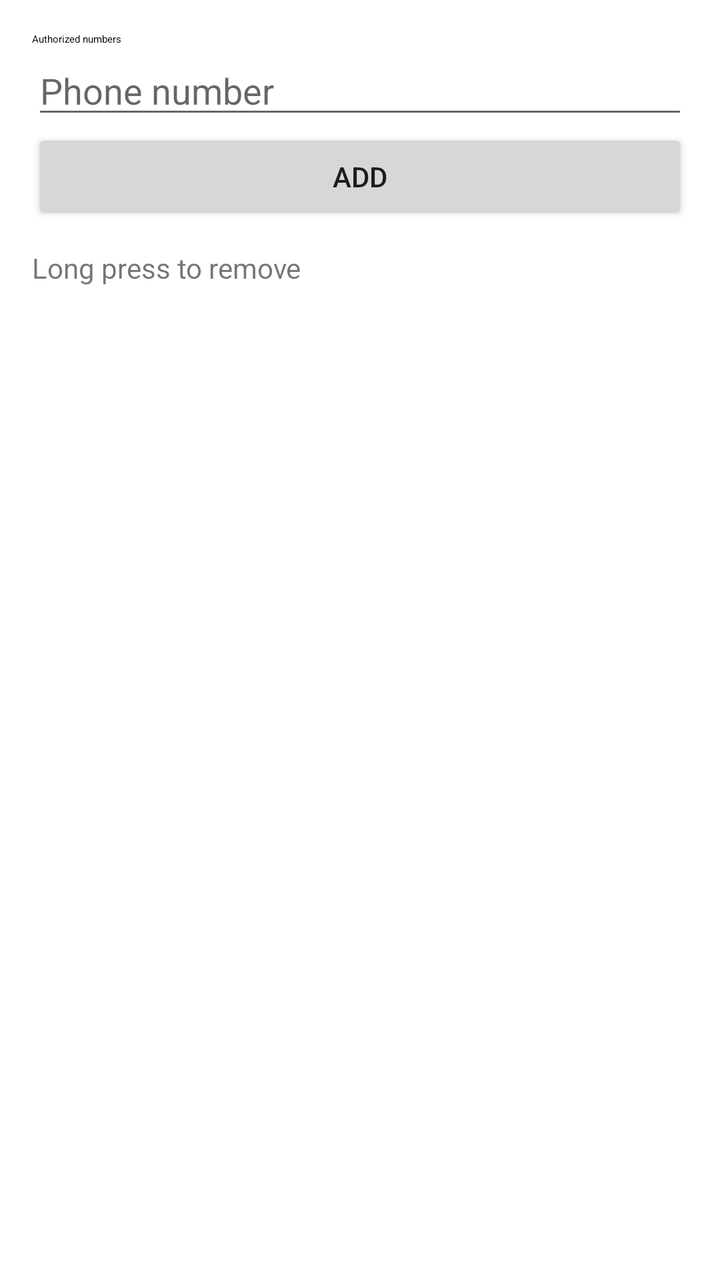
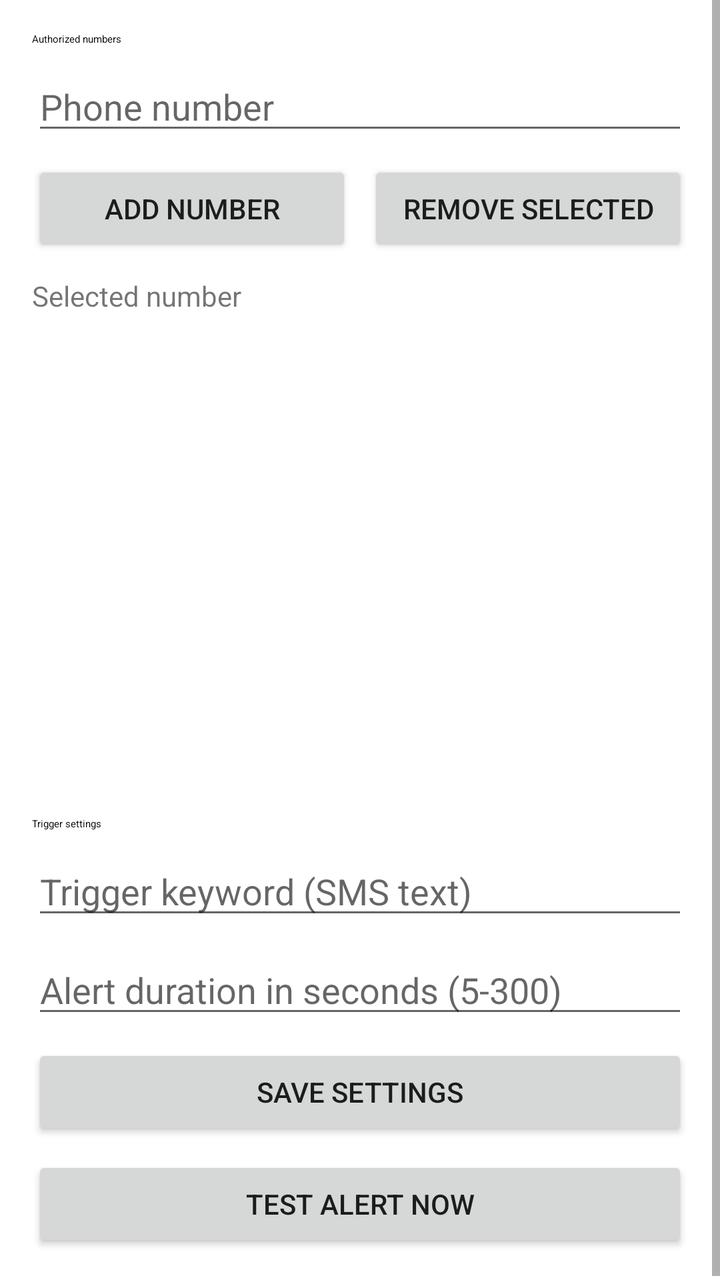

Before-and-after screenshots of an Android layout around one commit, followed by the original layout XML and the change that was made.
<!-- AndroidManifest.xml: application theme Theme.SilentOverrider -->
<!-- res/layout/activity_main.xml -->
<?xml version="1.0" encoding="utf-8"?>
<LinearLayout xmlns:android="http://schemas.android.com/apk/res/android"
    android:layout_width="match_parent"
    android:layout_height="match_parent"
    android:orientation="vertical"
    android:padding="16dp">

    <TextView
        android:layout_width="match_parent"
        android:layout_height="wrap_content"
        android:text="Authorized numbers"
        android:textAppearance="?attr/textAppearanceTitleMedium" />

    <EditText
        android:id="@+id/phoneInput"
        android:layout_width="match_parent"
        android:layout_height="wrap_content"
        android:hint="Phone number"
        android:inputType="phone" />

    <Button
        android:id="@+id/addButton"
        android:layout_width="match_parent"
        android:layout_height="wrap_content"
        android:text="Add" />

    <TextView
        android:layout_width="match_parent"
        android:layout_height="wrap_content"
        android:layout_marginTop="12dp"
        android:text="Long press to remove" />

    <ListView
        android:id="@+id/whitelistList"
        android:layout_width="match_parent"
        android:layout_height="0dp"
        android:layout_weight="1" />

</LinearLayout>
<!-- resources referenced by this layout -->
<resources>
  <style name="Theme.SilentOverrider" parent="Theme.MaterialComponents.DayNight.NoActionBar">
          <item name="colorPrimary">@android:color/holo_blue_dark</item>
          <item name="colorPrimaryVariant">@android:color/holo_blue_light</item>
          <item name="colorOnPrimary">@android:color/white</item>
          <item name="colorSecondary">@android:color/holo_green_dark</item>
          <item name="android:statusBarColor" tools:targetApi="l">?attr/colorPrimaryVariant</item>
      </style>
</resources>

<!-- the commit's change to res/layout/activity_main.xml (unified diff, before → after) -->
@@ -1,39 +1,104 @@
 <?xml version="1.0" encoding="utf-8"?>
-<LinearLayout xmlns:android="http://schemas.android.com/apk/res/android"
+<ScrollView xmlns:android="http://schemas.android.com/apk/res/android"
     android:layout_width="match_parent"
-    android:layout_height="match_parent"
-    android:orientation="vertical"
-    android:padding="16dp">
+    android:layout_height="match_parent">
 
-    <TextView
+    <LinearLayout
         android:layout_width="match_parent"
         android:layout_height="wrap_content"
-        android:text="Authorized numbers"
-        android:textAppearance="?attr/textAppearanceTitleMedium" />
+        android:orientation="vertical"
+        android:padding="16dp">
 
-    <EditText
-        android:id="@+id/phoneInput"
-        android:layout_width="match_parent"
-        android:layout_height="wrap_content"
-        android:hint="Phone number"
-        android:inputType="phone" />
+        <TextView
+            android:layout_width="match_parent"
+            android:layout_height="wrap_content"
+            android:text="@string/authorized_numbers"
+            android:textAppearance="?attr/textAppearanceTitleMedium" />
 
-    <Button
-        android:id="@+id/addButton"
-        android:layout_width="match_parent"
-        android:layout_height="wrap_content"
-        android:text="Add" />
+        <EditText
+            android:id="@+id/phoneInput"
+            android:layout_width="match_parent"
+            android:layout_height="wrap_content"
+            android:layout_marginTop="8dp"
+            android:hint="@string/phone_number_hint"
+            android:inputType="phone" />
 
-    <TextView
-        android:layout_width="match_parent"
-        android:layout_height="wrap_content"
-        android:layout_marginTop="12dp"
-        android:text="Long press to remove" />
+        <LinearLayout
+            android:layout_width="match_parent"
+            android:layout_height="wrap_content"
+            android:layout_marginTop="8dp"
+            android:orientation="horizontal">
 
-    <ListView
-        android:id="@+id/whitelistList"
-        android:layout_width="match_parent"
-        android:layout_height="0dp"
-        android:layout_weight="1" />
+            <Button
+                android:id="@+id/addButton"
+                android:layout_width="0dp"
+                android:layout_height="wrap_content"
+                android:layout_weight="1"
+                android:text="@string/add_number" />
 
-</LinearLayout>
+            <Button
+                android:id="@+id/removeButton"
+                android:layout_width="0dp"
+                android:layout_height="wrap_content"
+                android:layout_marginStart="8dp"
+                android:layout_weight="1"
+                android:text="@string/remove_selected" />
+        </LinearLayout>
+
+        <TextView
+            android:layout_width="match_parent"
+            android:layout_height="wrap_content"
+            android:layout_marginTop="10dp"
+            android:text="@string/selected_number" />
+
+        <TextView
+            android:id="@+id/selectedNumberValue"
+            android:layout_width="match_parent"
+            android:layout_height="wrap_content"
+            android:textAppearance="?attr/textAppearanceBodyLarge" />
+
+        <ListView
+            android:id="@+id/whitelistList"
+            android:layout_width="match_parent"
+            android:layout_height="220dp"
+            android:layout_marginTop="8dp" />
+
+        <TextView
+            android:layout_width="match_parent"
+            android:layout_height="wrap_content"
+            android:layout_marginTop="16dp"
+            android:text="@string/trigger_settings"
+            android:textAppearance="?attr/textAppearanceTitleMedium" />
+
+        <EditText
+            android:id="@+id/keywordInput"
+            android:layout_width="match_parent"
+            android:layout_height="wrap_content"
+            android:layout_marginTop="8dp"
+            android:hint="@string/keyword_hint"
+            android:inputType="text" />
+
+        <EditText
+            android:id="@+id/durationInput"
+            android:layout_width="match_parent"
+            android:layout_height="wrap_content"
+            android:layout_marginTop="8dp"
+            android:hint="@string/duration_hint"
+            android:inputType="number" />
+
+        <Button
+            android:id="@+id/saveSettingsButton"
+            android:layout_width="match_parent"
+            android:layout_height="wrap_content"
+            android:layout_marginTop="8dp"
+            android:text="@string/save_settings" />
+
+        <Button
+            android:id="@+id/testAlertButton"
+            android:layout_width="match_parent"
+            android:layout_height="wrap_content"
+            android:layout_marginTop="8dp"
+            android:text="@string/test_alert" />
+
+    </LinearLayout>
+</ScrollView>
<!-- resource entries referenced after the edit -->
@@ -1,5 +1,15 @@
 <!-- resources referenced by this layout -->
 <resources>
+  <string name="add_number">Add number</string>
+  <string name="authorized_numbers">Authorized numbers</string>
+  <string name="duration_hint">Alert duration in seconds (5-300)</string>
+  <string name="keyword_hint">Trigger keyword (SMS text)</string>
+  <string name="phone_number_hint">Phone number</string>
+  <string name="remove_selected">Remove selected</string>
+  <string name="save_settings">Save settings</string>
+  <string name="selected_number">Selected number</string>
+  <string name="test_alert">Test alert now</string>
+  <string name="trigger_settings">Trigger settings</string>
   <style name="Theme.SilentOverrider" parent="Theme.MaterialComponents.DayNight.NoActionBar">
           <item name="colorPrimary">@android:color/holo_blue_dark</item>
           <item name="colorPrimaryVariant">@android:color/holo_blue_light</item>
